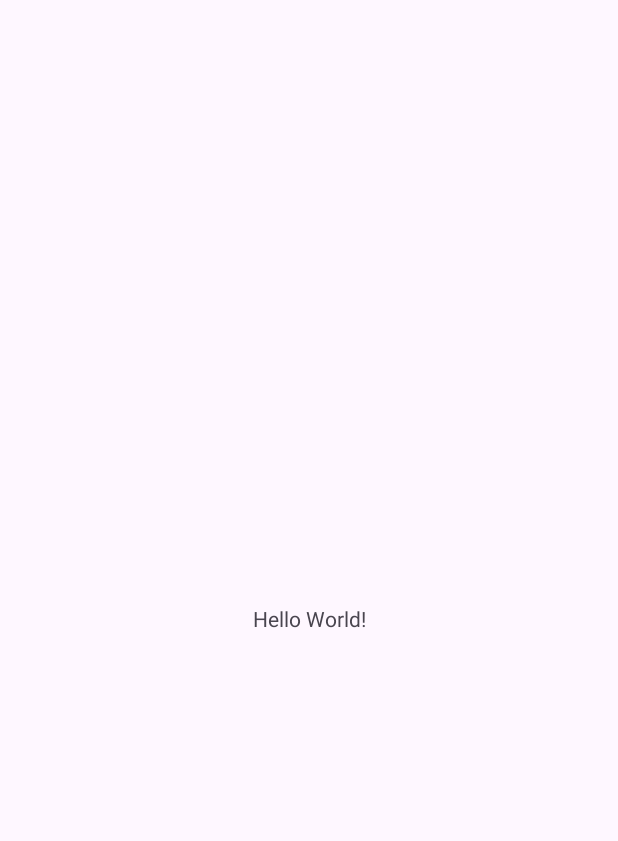
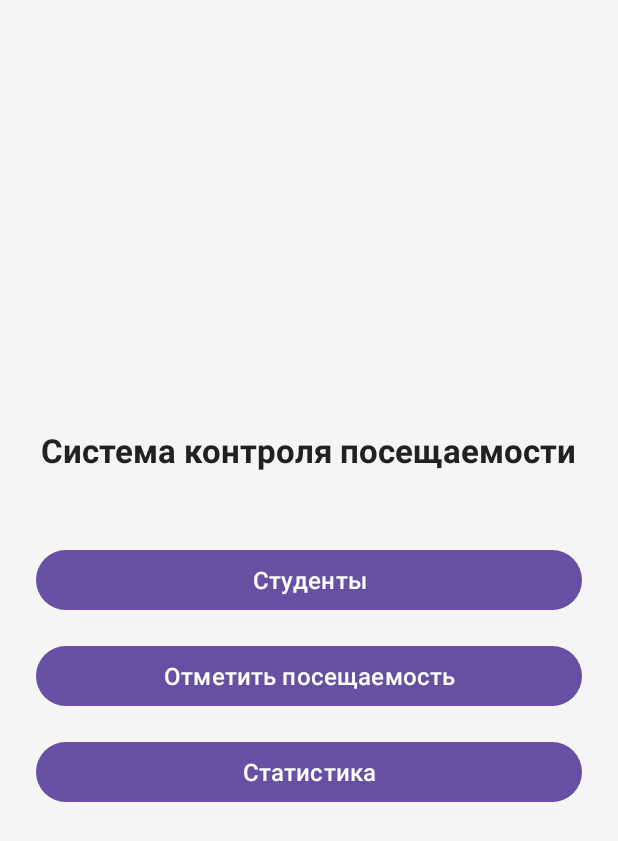
Before and after one commit to EvaElife1/AttendanceControl, an Android app: the screen it shows after launch (MainActivity), on a phone screen of 412 x 824 dp. Before the commit the part shown is almost empty. Shown: the top 841 px of the screen. Run offline under Robolectric (Android 15) with nearby library versions, the phone set to English and light mode, and no system bars.

Commit message:
1 спринт ева LD

```diff
--- a/app/src/main/java/com/example/attendancecontrol/MainActivity.kt
+++ b/app/src/main/java/com/example/attendancecontrol/MainActivity.kt
@@ -1,20 +1,30 @@
 package com.example.attendancecontrol
 
+import android.content.Intent
 import android.os.Bundle
-import androidx.activity.enableEdgeToEdge
+import android.widget.Button
 import androidx.appcompat.app.AppCompatActivity
-import androidx.core.view.ViewCompat
-import androidx.core.view.WindowInsetsCompat
 
 class MainActivity : AppCompatActivity() {
+
     override fun onCreate(savedInstanceState: Bundle?) {
         super.onCreate(savedInstanceState)
-        enableEdgeToEdge()
         setContentView(R.layout.activity_main)
-        ViewCompat.setOnApplyWindowInsetsListener(findViewById(R.id.main)) { v, insets ->
-            val systemBars = insets.getInsets(WindowInsetsCompat.Type.systemBars())
-            v.setPadding(systemBars.left, systemBars.top, systemBars.right, systemBars.bottom)
-            insets
+
+        val btnStudents = findViewById<Button>(R.id.btnStudents)
+        val btnAttendance = findViewById<Button>(R.id.btnAttendance)
+        val btnStatistics = findViewById<Button>(R.id.btnStatistics)
+
+        btnStudents.setOnClickListener {
+            startActivity(Intent(this, StudentsActivity::class.java))
+        }
+
+        btnAttendance.setOnClickListener {
+            startActivity(Intent(this, AttendanceActivity::class.java))
+        }
+
+        btnStatistics.setOnClickListener {
+            startActivity(Intent(this, StatisticsActivity::class.java))
         }
     }
 }
--- a/app/src/main/res/layout/activity_main.xml
+++ b/app/src/main/res/layout/activity_main.xml
@@ -1,19 +1,47 @@
 <?xml version="1.0" encoding="utf-8"?>
-<androidx.constraintlayout.widget.ConstraintLayout xmlns:android="http://schemas.android.com/apk/res/android"
-    xmlns:app="http://schemas.android.com/apk/res-auto"
-    xmlns:tools="http://schemas.android.com/tools"
-    android:id="@+id/main"
+<LinearLayout xmlns:android="http://schemas.android.com/apk/res/android"
     android:layout_width="match_parent"
     android:layout_height="match_parent"
-    tools:context=".MainActivity">
+    android:orientation="vertical"
+    android:gravity="center"
+    android:padding="24dp"
+    android:background="#F5F5F5">
 
+    <!-- Название приложения -->
     <TextView
         android:layout_width="wrap_content"
         android:layout_height="wrap_content"
-        android:text="Hello World!"
-        app:layout_constraintBottom_toBottomOf="parent"
-        app:layout_constraintEnd_toEndOf="parent"
-        app:layout_constraintStart_toStartOf="parent"
-        app:layout_constraintTop_toTopOf="parent" />
+        android:text="Система контроля посещаемости"
+        android:textSize="22sp"
+        android:textStyle="bold"
+        android:textColor="#212121"
+        android:gravity="center"
+        android:layout_marginBottom="48dp" />
 
-</androidx.constraintlayout.widget.ConstraintLayout>
+    <!-- Кнопка Студенты -->
+    <Button
+        android:id="@+id/btnStudents"
+        android:layout_width="match_parent"
+        android:layout_height="wrap_content"
+        android:text="Студенты"
+        android:textSize="16sp"
+        android:layout_marginBottom="16dp" />
+
+    <!-- Кнопка Отметить посещаемость -->
+    <Button
+        android:id="@+id/btnAttendance"
+        android:layout_width="match_parent"
+        android:layout_height="wrap_content"
+        android:text="Отметить посещаемость"
+        android:textSize="16sp"
+        android:layout_marginBottom="16dp" />
+
+    <!-- Кнопка Статистика -->
+    <Button
+        android:id="@+id/btnStatistics"
+        android:layout_width="match_parent"
+        android:layout_height="wrap_content"
+        android:text="Статистика"
+        android:textSize="16sp" />
+
+</LinearLayout>
```
Also changed, not shown: app/src/main/AndroidManifest.xml (+18 -1 lines), app/src/main/java/com/example/attendancecontrol/AttendanceActivity.kt (added, +11 -0 lines), app/src/main/java/com/example/attendancecontrol/StatisticsActivity.kt (added, +11 -0 lines), app/src/main/java/com/example/attendancecontrol/StudentsActivity.kt (added, +11 -0 lines), app/src/main/res/layout/activity_attendance.xml (added, +16 -0 lines), app/src/main/res/layout/activity_statistics.xml (added, +16 -0 lines), app/src/main/res/layout/activity_students.xml (added, +16 -0 lines).
